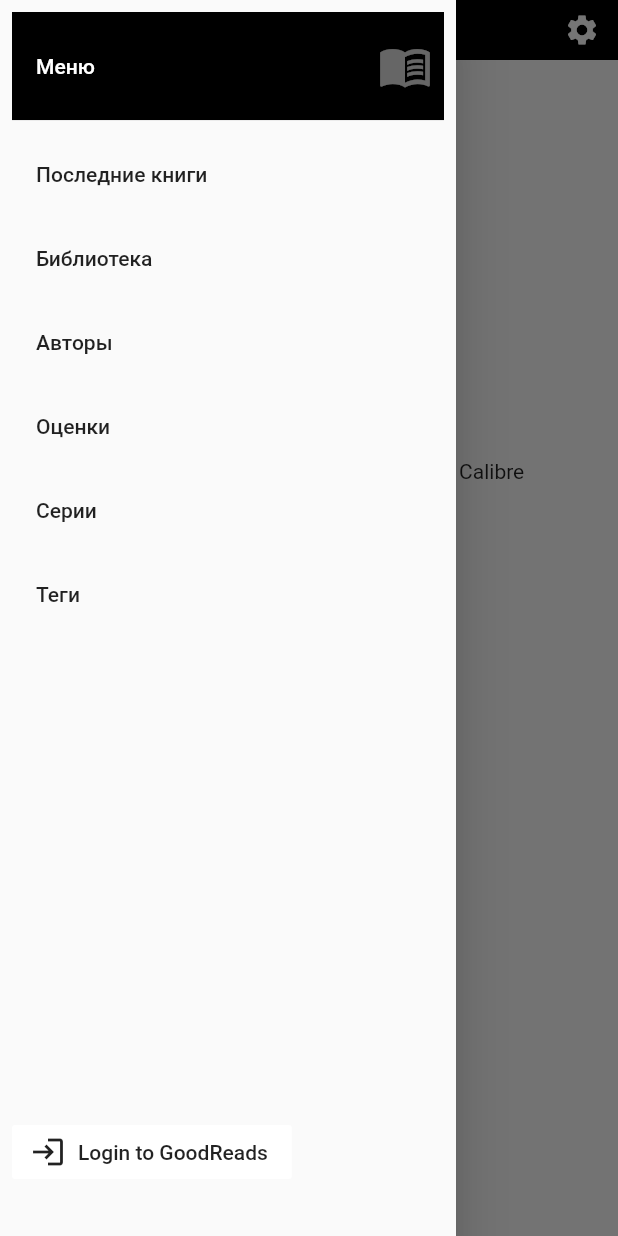
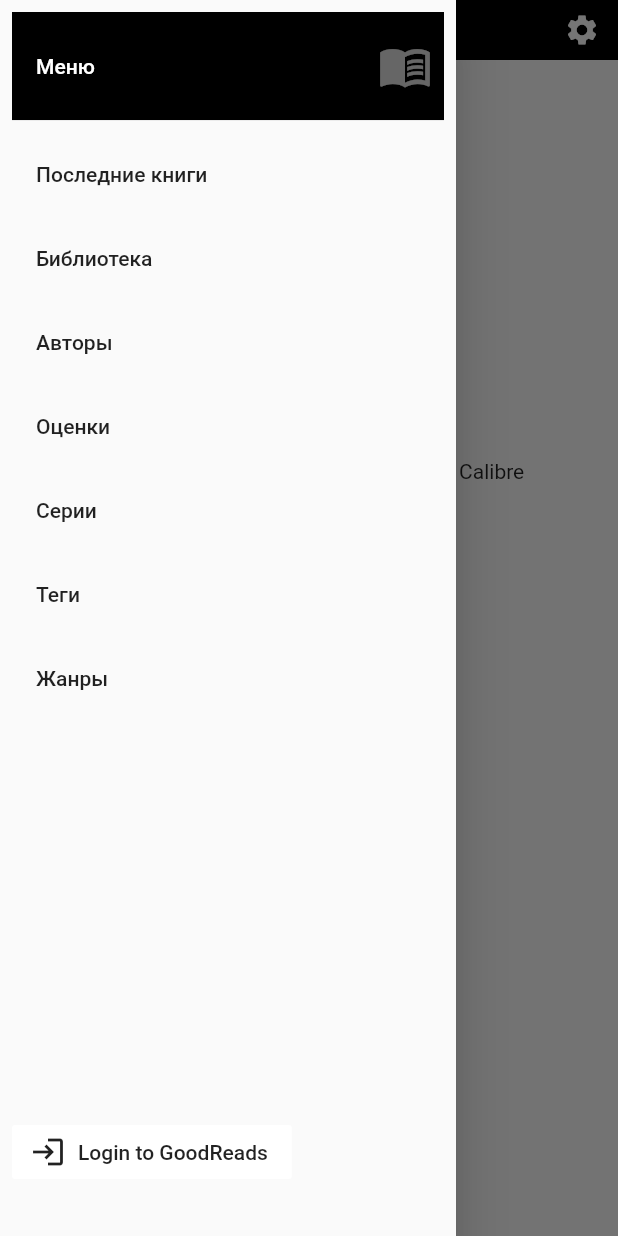
Before and after one commit to garryk3/library, a Flutter app: the screen it shows after launch, with the side drawer open, on a phone screen of 412 x 824 dp. Run offline on Flutter 3.47's test engine with Material 2 defaults, Android fonts, the phone set to English and light mode, and no system bars; our stand-ins replace bloc, carousel_slider, equatable, file_picker, flutter_bloc, logger and 2 more; accounts and stored records are empty; statements that could not run were skipped.

Commit message:
add menu item

```diff
--- a/lib/src/components/app/menu.dart
+++ b/lib/src/components/app/menu.dart
@@ -13,6 +13,7 @@ List<_MenuItem> _menuData = const [
   _MenuItem('Оценки', Routes.ratings),
   _MenuItem('Серии', Routes.home),
   _MenuItem('Теги', Routes.home),
+  _MenuItem('Жанры', Routes.home),
 ];
 
 class Menu extends StatelessWidget {
```
